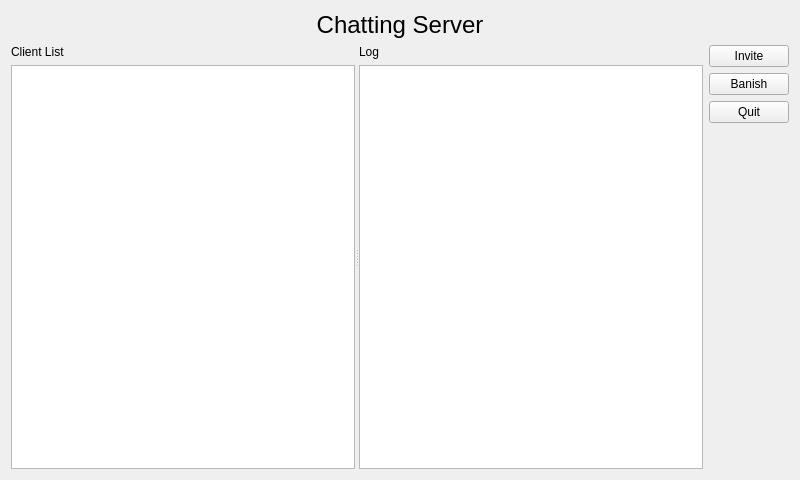
The window that serverform.ui (ChunJeong27/CRMMiniProject) describes before a commit, drawn with Qt 5.
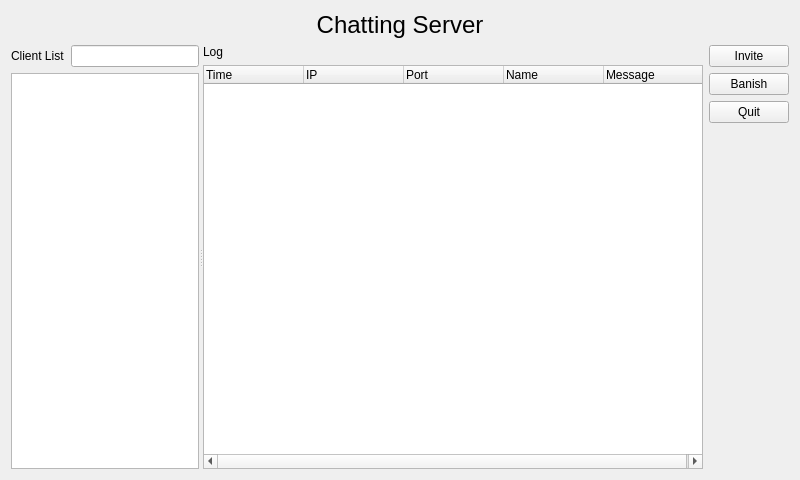
The same window after the commit.

Commit message: 채팅 추방 초대 기능 구현, port 정보 저장 기능 추가 예정

Diff of the .ui file:
```diff
--- a/serverform.ui
+++ b/serverform.ui
@@ -30,27 +30,38 @@
     </widget>
    </item>
    <item>
-    <layout class="QHBoxLayout" name="horizontalLayout">
+    <layout class="QHBoxLayout" name="horizontalLayout_2">
      <item>
       <widget class="QSplitter" name="splitter">
        <property name="orientation">
         <enum>Qt::Horizontal</enum>
        </property>
-       <widget class="QWidget" name="layoutWidget">
+       <widget class="QWidget" name="">
         <layout class="QVBoxLayout" name="verticalLayout_2">
          <item>
-          <widget class="QLabel" name="label_3">
-           <property name="text">
-            <string>Client List</string>
-           </property>
-          </widget>
+          <layout class="QHBoxLayout" name="horizontalLayout">
+           <item>
+            <widget class="QLabel" name="label_3">
+             <property name="text">
+              <string>Client List</string>
+             </property>
+            </widget>
+           </item>
+           <item>
+            <widget class="QLineEdit" name="portNumLineEdit">
+             <property name="readOnly">
+              <bool>true</bool>
+             </property>
+            </widget>
+           </item>
+          </layout>
          </item>
          <item>
           <widget class="QListWidget" name="clientListWidget"/>
          </item>
         </layout>
        </widget>
-       <widget class="QWidget" name="layoutWidget">
+       <widget class="QWidget" name="">
         <layout class="QVBoxLayout" name="verticalLayout">
          <item>
           <widget class="QLabel" name="label_2">
@@ -60,7 +71,39 @@
           </widget>
          </item>
          <item>
-          <widget class="QTextEdit" name="textEdit"/>
+          <widget class="QTreeWidget" name="logTreeWidget">
+           <property name="minimumSize">
+            <size>
+             <width>500</width>
+             <height>0</height>
+            </size>
+           </property>
+           <column>
+            <property name="text">
+             <string>Time</string>
+            </property>
+           </column>
+           <column>
+            <property name="text">
+             <string>IP</string>
+            </property>
+           </column>
+           <column>
+            <property name="text">
+             <string>Port</string>
+            </property>
+           </column>
+           <column>
+            <property name="text">
+             <string>Name</string>
+            </property>
+           </column>
+           <column>
+            <property name="text">
+             <string>Message</string>
+            </property>
+           </column>
+          </widget>
          </item>
         </layout>
        </widget>
```
The commit also changes 10 other files.
